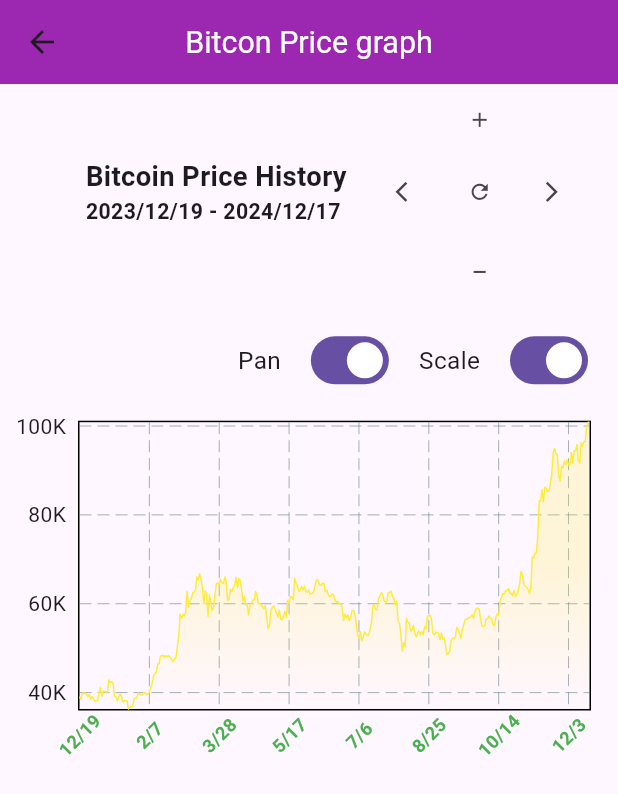
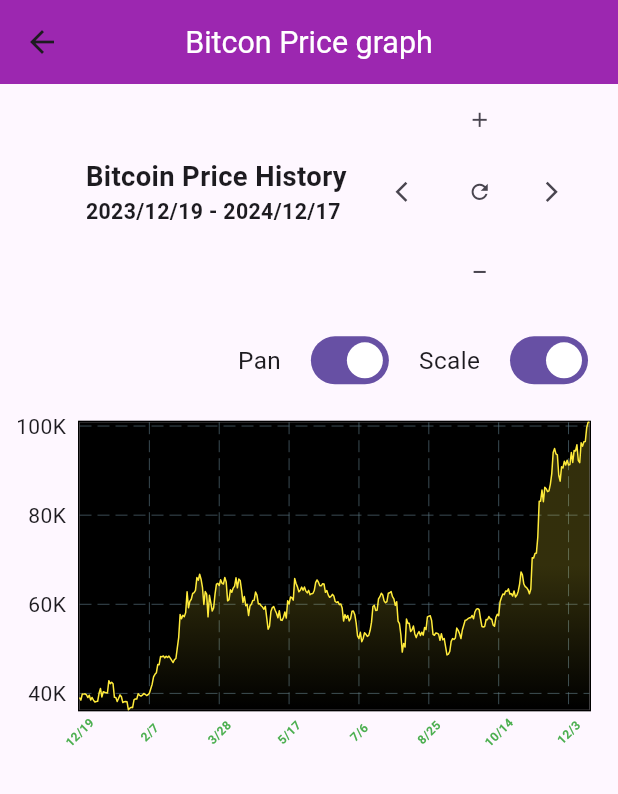
Before and after one commit to Sonykhan1121/Flutter-Full-Stack-Development, a Flutter app: the screen it shows after launch, on a phone screen of 412 x 824 dp. Shown: the top 794 px of the screen. Run offline on Flutter 3.47's test engine with Material 3 defaults, Android fonts, the phone set to English and light mode, and no system bars; drawn by our look-alikes of fl_chart; our stand-ins replace cached_network_image, dio, flutter_blue_plus, flutter_screenutil, image_picker, just_audio and 1 more; missing offline and left inert: audio_session; project files that could hold a hidden picture were left out.

```diff
--- a/03 Practice Basic Flutter Projects/test_widget/lib/line_chart_features/bitcoin_price_graph.dart
+++ b/03 Practice Basic Flutter Projects/test_widget/lib/line_chart_features/bitcoin_price_graph.dart
@@ -142,6 +142,7 @@ class _BitcoinPriceGraphState extends State<BitcoinPriceGraph> {
                   right: 18.0,
                 ),
                 child: LineChart(
+
                   transformationConfig: FlTransformationConfig(
                     scaleAxis: FlScaleAxis.horizontal,
                     minScale: 1.0,
@@ -151,6 +152,7 @@ class _BitcoinPriceGraphState extends State<BitcoinPriceGraph> {
                     transformationController: _transformationController,
                   ),
                   LineChartData(
+                    backgroundColor: Colors.black,
                     lineBarsData: [
                       LineChartBarData(
                         spots: _bitcoinPriceHistory?.asMap().entries.map((e) {
@@ -226,7 +228,7 @@ class _BitcoinPriceGraphState extends State<BitcoinPriceGraph> {
                                   style: TextStyle(
                                     color: Colors.green,
                                     fontWeight: FontWeight.bold,
-                                    fontSize: 12.sp,
+                                    fontSize: 12,
                                   ),
                                 ),
                                 TextSpan(
@@ -238,7 +240,7 @@ class _BitcoinPriceGraphState extends State<BitcoinPriceGraph> {
                                   style:  TextStyle(
                                     color: Colors.yellow,
                                     fontWeight: FontWeight.bold,
-                                    fontSize: 16.sp,
+                                    fontSize: 16,
                                   ),
                                 ),
                               ],
@@ -269,7 +271,7 @@ class _BitcoinPriceGraphState extends State<BitcoinPriceGraph> {
                       bottomTitles: AxisTitles(
                         sideTitles: SideTitles(
                           showTitles: true,
-                          reservedSize: 38.sp,
+                          reservedSize: 38,
                           maxIncluded: false,
                           getTitlesWidget: (double value, TitleMeta meta) {
                             final date = _bitcoinPriceHistory![value.toInt()].$1;
@@ -281,7 +283,7 @@ class _BitcoinPriceGraphState extends State<BitcoinPriceGraph> {
                                   '${date.month}/${date.day}',
                                   style:  TextStyle(
                                     color: Colors.green,
-                                    fontSize: 12.sp,
+                                    fontSize: 8.sp,
                                     fontWeight: FontWeight.bold,
                                   ),
                                 ),
```
Also changed, not shown: 1 other file.
